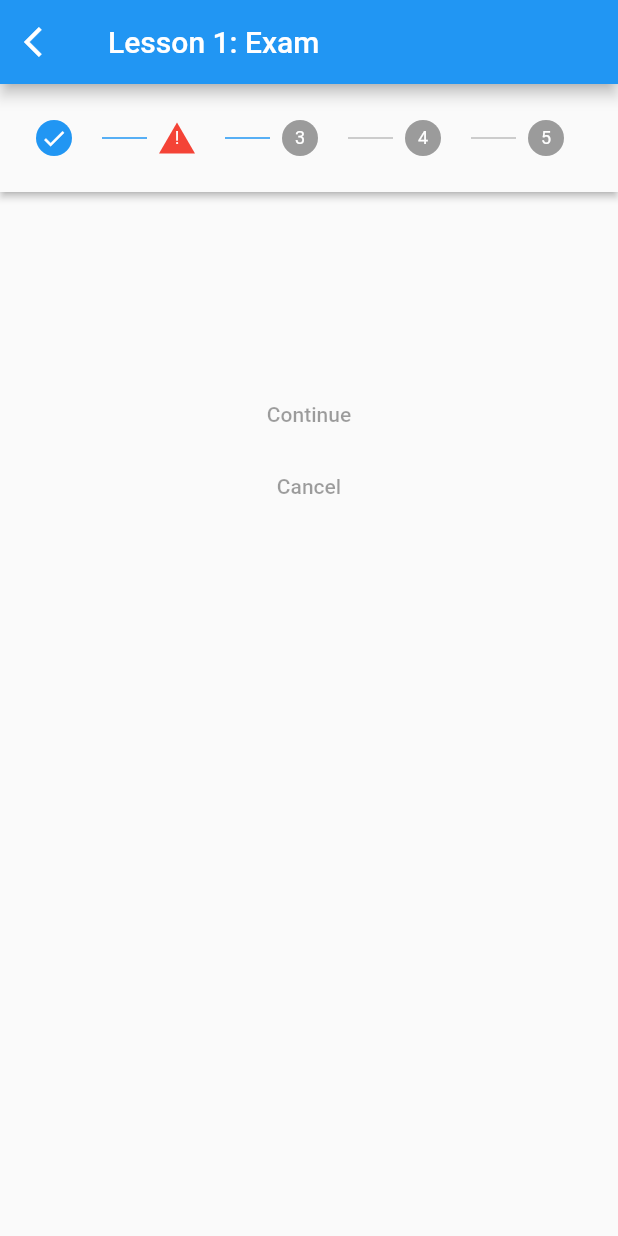
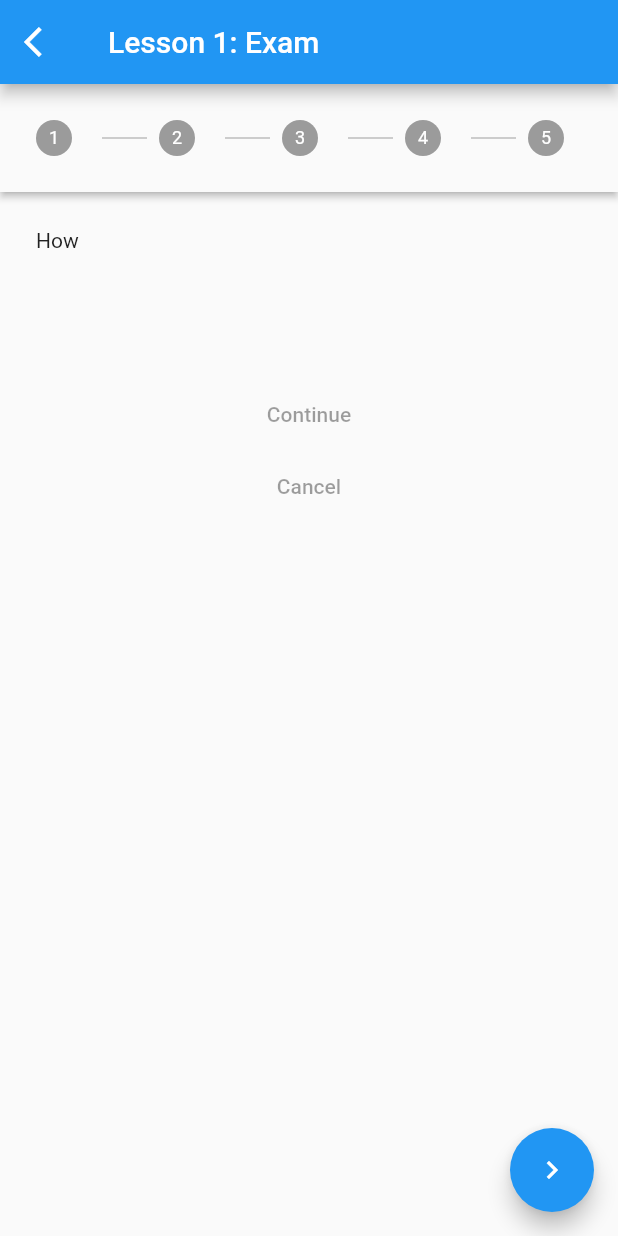
Before and after one commit to manasapakala191/heutagogyApp, a Flutter app: the App2 screen opened directly, after a tap on the "assignment turned in" icon, on a phone screen of 412 x 824 dp. Run offline on Flutter 3.47's test engine with Material 2 defaults, Android fonts, the phone set to English and light mode, and no system bars.

Commit message:
Adding Navigation to Stepper Page

```diff
--- a/lib/my_step_progress.dart
+++ b/lib/my_step_progress.dart
@@ -4,20 +4,94 @@ import 'package:flutter/widgets.dart';
 class MyProgress extends StatelessWidget {
   Widget build(BuildContext context) {
     return MaterialApp(
-      title: 'Progress Metet',
-      home: progressPage(context),
+      title: 'Progress Meter',
+      home: ProgressPage(),
     );
   }
 }
 
-Widget progressPage(BuildContext context) {
+class ProgressPage extends StatefulWidget {
+  @override
+  ProgressPageState createState() => ProgressPageState();
+}
+
+class ProgressPageState extends State<ProgressPage> {
   int currentStep = 1;
-  onStepContinue(){
+  List<Step> _mySteps = [
+    Step(
+      title: Text(''),
+      content: SizedBox(
+        child: Text("Hello"),
+        width: 100,
+        height: 100,
+      ),
+    ),
+    Step(
+      title: Text(''),
+      content: SizedBox(
+        child: Text("How"),
+        width: 100,
+        height: 100,
+      ),
+    ),
+    Step(
+      title: Text(''),
+      content: SizedBox(
+        child: Text("Are"),
+        width: 100,
+        height: 100,
+      ),
+    ),
+    Step(
+      title: Text(''),
+      content: SizedBox(
+        child: Text("You"),
+        width: 100,
+        height: 100,
+      ),
+    ),
+    Step(
+      title: Text(''),
+      content: SizedBox(
+        child: Text("?"),
+        width: 100,
+        height: 100,
+      ),
+    ),
+  ];
 
+  onStepContinue() {
+    setState(() {
+      if (currentStep < _mySteps.length - 1) {
+        currentStep = currentStep + 1;
+      } else {
+        currentStep = 0;
       }
-  onStepCancel(){
+    });
+    print("On Step Continue: " + currentStep.toString());
+  }
 
+  onStepCancel() {
+    setState(() {
+      if (currentStep > 0) {
+        currentStep = currentStep - 1;
+      } else {
+        currentStep = 0;
       }
+    });
+    print("On Step Cancel: " + currentStep.toString());
+  }
+
+  onStepTapped(step) {
+    setState(() {
+      currentStep = step;
+    });
+    print("On Step Tapped: " + step.toString());
+  }
+
+  @override
+  Widget build(BuildContext context) {
+    // TODO: implement build
     return Scaffold(
       appBar: AppBar(
         leading: IconButton(
@@ -29,9 +103,12 @@ Widget progressPage(BuildContext context) {
             Navigator.pop(context);
           },
         ),
-      title: Text("Lesson 1: Exam"),),
+        title: Text("Lesson 1: Exam"),
+      ),
       body: new Stepper(
         type: StepperType.horizontal,
+        currentStep: this.currentStep,
+        onStepTapped: onStepTapped,
         controlsBuilder: (BuildContext context,
             {VoidCallback onStepContinue, VoidCallback onStepCancel}) {
           return Column(
@@ -47,50 +124,14 @@ Widget progressPage(BuildContext context) {
             ],
           );
         },
-      steps: const <Step>[
-        Step(
-          title: Text(''),
-          content: SizedBox(
-            width: 100,
-            height: 100,
+        steps: _mySteps,
       ),
-          state: StepState.complete,
-          isActive: true,
+      floatingActionButton: FloatingActionButton(
+        child: IconButton(
+          icon: Icon(Icons.navigate_next),
+          onPressed: onStepContinue,
         ),
-        Step(
-          title: Text(''),
-          content: SizedBox(
-            width: 100,
-            height: 100,
-          ),
-          state: StepState.error,
-          isActive: true,
-        ),
-        Step(
-          title: Text(''),
-          content: SizedBox(
-            width: 100,
-            height: 100,
-          ),
-          state: StepState.disabled,
-        ),
-        Step(
-          title: Text(''),
-          content: SizedBox(
-            width: 100,
-            height: 100,
-          ),
-          state: StepState.disabled,
-        ),
-        Step(
-          title: Text(''),
-          content: SizedBox(
-            width: 100,
-            height: 100,
-          ),
-          state: StepState.disabled,
-        ),
-      ],
       ),
     );
   }
+}
```
Also changed, not shown: lib/lesson_view.dart (deleted, +0 -60 lines). Lines whose indentation alone changed are shown as unchanged.
